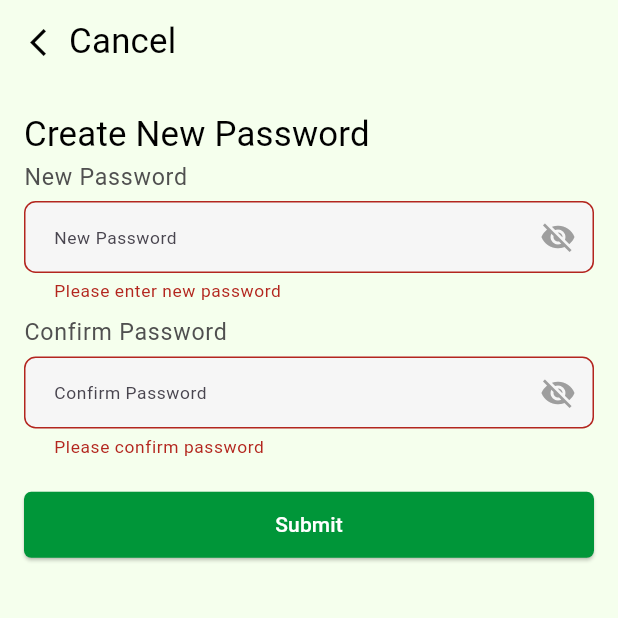
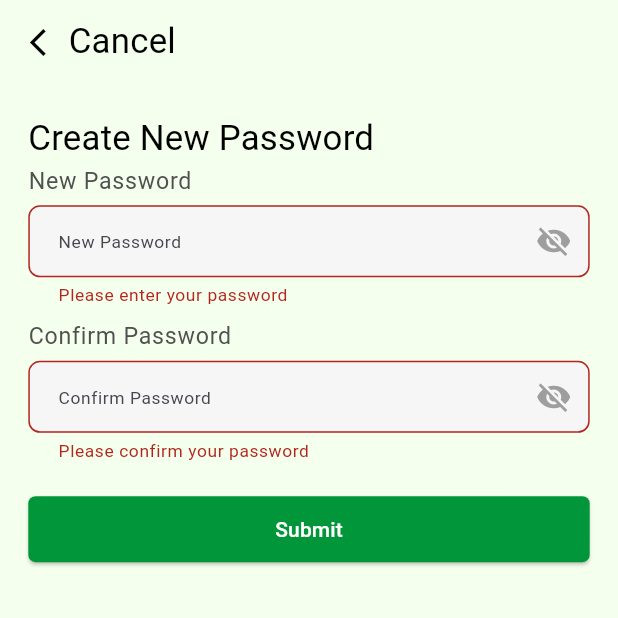
Before and after one commit to nhahub/NHA-228, a Flutter app: the CreateNewPasswordScreen screen opened directly, after a tap on "Submit", on a phone screen of 412 x 824 dp, the top half of it. Run offline on Flutter 3.47's test engine with Material 3 defaults, Android fonts, the light colour scheme and no system bars; our stand-ins replace firebase_auth, firebase_core, flutter_bloc, flutter_screenutil, go_router; accounts and stored records are empty; Roboto replaces fonts that are missing (otama.ep).

Commit message:
Fix comments from review

```diff
--- a/nha_228/lib/core/constants/app_values.dart
+++ b/nha_228/lib/core/constants/app_values.dart
@@ -4,16 +4,17 @@ class AppValues {
   static double h44 = 44.h;
   static double h10 = 10.h;
   static double h16 = 16.h;
+  static double h4 = 4.h;
   static double h24 = 24.h;
-  static double sp38 = 38.sp;
-  static double sp14 = 14.sp;
-  static double r8 = 8.r;
-  static double w18 = 18.w;
-  static double padding = 18.w;
   static double buttonHeight = 44.h;
   static double splashSpacing = 10.h;
   static double fieldSpacing = 16.h;
+  static double sp38 = 38.sp;
+  static double sp14 = 14.sp;
   static double titleFontSize = 38.sp;
   static double subtitleFontSize = 14.sp;
+  static double r8 = 8.r;
   static double fieldBoarderRadius = 16.r;
+  static double w18 = 18.w;
+  static double padding = 18.w;
 }
--- a/nha_228/lib/core/widgets/custom_app_bar.dart
+++ b/nha_228/lib/core/widgets/custom_app_bar.dart
@@ -1,4 +1,6 @@
 import 'package:flutter/material.dart';
+import 'package:nha_228/core/constants/app_colors.dart';
+import 'package:nha_228/core/constants/app_values.dart';
 
 class CustomAppBar extends StatelessWidget implements PreferredSizeWidget {
   final String title;
@@ -19,7 +21,7 @@ class CustomAppBar extends StatelessWidget implements PreferredSizeWidget {
           InkWell(
             onTap: () => Navigator.pop(context),
             child: Padding(
-              padding: const EdgeInsets.symmetric(horizontal: 4),
+              padding: EdgeInsets.symmetric(horizontal: AppValues.h4),
               child: Icon(
                 isRtl ? Icons.arrow_forward_ios : Icons.arrow_back_ios,
                 color: Colors.black,
@@ -30,7 +32,7 @@ class CustomAppBar extends StatelessWidget implements PreferredSizeWidget {
           Text(
             title,
             style: Theme.of(context).textTheme.titleMedium?.copyWith(
-              color: Colors.black,
+              color: AppColors.textprimary,
               fontFamily: 'otama.ep',
             ),
           ),
--- a/nha_228/lib/features/auth/screens/create_new_passward_screen.dart
+++ b/nha_228/lib/features/auth/screens/create_new_passward_screen.dart
@@ -1,6 +1,7 @@
 import 'package:flutter/material.dart';
 import 'package:firebase_auth/firebase_auth.dart';
 import 'package:go_router/go_router.dart';
+import 'package:nha_228/core/constants/app_colors.dart';
 import 'package:nha_228/core/constants/app_strings.dart';
 import 'package:nha_228/core/constants/app_values.dart';
 import 'package:nha_228/core/utils/app_routers.dart';
@@ -8,6 +9,7 @@ import 'package:nha_228/core/widgets/custom_app_bar.dart';
 import 'package:nha_228/core/widgets/custom_botton.dart';
 import 'package:nha_228/features/auth/widgets/custom_snack_bar.dart';
 import 'package:nha_228/features/auth/widgets/custom_text_filed.dart';
+import 'package:nha_228/core/utils/validators.dart';
 
 class CreateNewPasswordScreen extends StatelessWidget {
   CreateNewPasswordScreen({super.key});
@@ -21,7 +23,7 @@ class CreateNewPasswordScreen extends StatelessWidget {
     return Scaffold(
       appBar: const CustomAppBar(title: AppStrings.cancel),
       body: SingleChildScrollView(
-        padding: const EdgeInsets.all(16.0),
+        padding: EdgeInsets.all(AppValues.padding),
         child: Form(
           key: _formKey,
           child: Column(
@@ -33,7 +35,7 @@ class CreateNewPasswordScreen extends StatelessWidget {
                   AppStrings.createNewPassword,
                   style: Theme.of(context).textTheme.titleMedium?.copyWith(
                     fontFamily: 'otama.ep',
-                    color: Colors.black,
+                    color: AppColors.textprimary,
                   ),
                   textAlign: TextAlign.center,
                 ),
@@ -42,30 +44,17 @@ class CreateNewPasswordScreen extends StatelessWidget {
                 controller: newPasswordController,
                 hintText: AppStrings.newPassword,
                 isPassword: true,
-                validator: (value) {
-                  if (value == null || value.isEmpty) {
-                    return "Please enter new password";
-                  }
-                  if (value.length < 6) {
-                    return "Password must be at least 6 characters";
-                  }
-                  return null;
-                },
+                validator: (value) => value.validatePassword(),
               ),
               SizedBox(height: AppValues.h10),
               CustomTextField(
                 controller: confirmPasswordController,
                 hintText: AppStrings.confirmPassword,
                 isPassword: true,
-                validator: (value) {
-                  if (value == null || value.isEmpty) {
-                    return "Please confirm password";
-                  }
-                  if (value != newPasswordController.text) {
-                    return "Passwords do not match";
-                  }
-                  return null;
-                },
+                validator:
+                    (value) => value.validateConfirmPassword(
+                      newPasswordController.text,
+                    ),
               ),
               SizedBox(height: AppValues.h24),
               CustomButton(
@@ -82,21 +71,21 @@ class CreateNewPasswordScreen extends StatelessWidget {
                         CustomSnackBar.show(
                           context,
                           "Password updated successfully",
-                          backgroundColor: Colors.green,
+                          backgroundColor: AppColors.secondary,
                         );
                         context.go(AppRouter.loginScreen);
                       } else {
                         CustomSnackBar.show(
                           context,
                           "No authenticated user found",
-                          backgroundColor: Colors.red,
+                          backgroundColor: AppColors.errorBorderColor,
                         );
                       }
                     } catch (e) {
                       CustomSnackBar.show(
                         context,
                         "Error: $e",
-                        backgroundColor: Colors.red,
+                        backgroundColor: AppColors.errorBorderColor,
                       );
                     }
                   }
```
